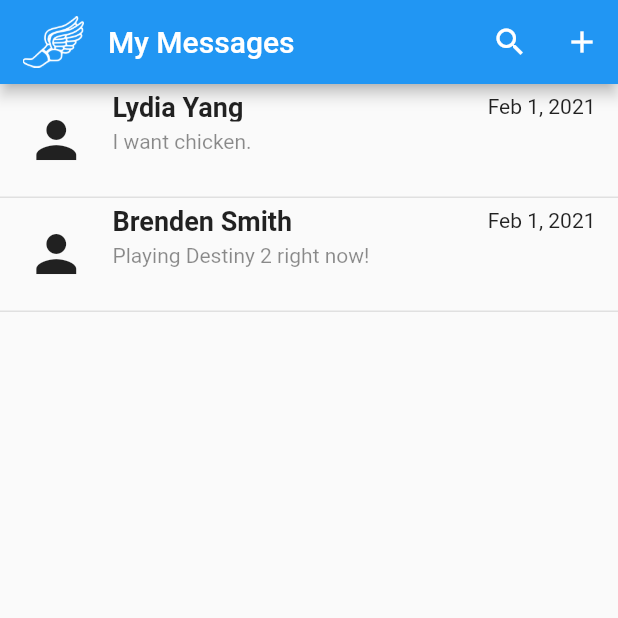
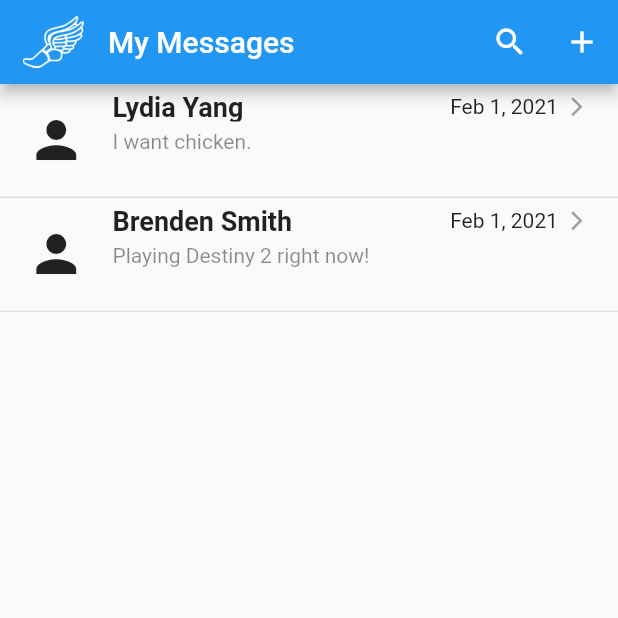
Before and after one commit to danielskjo/Hermes, a Flutter app: the StudentChats screen opened directly, on a phone screen of 412 x 824 dp, the top half of it. Run offline on Flutter 3.47's test engine with Material 2 defaults, Android fonts, the phone set to English and light mode, and no system bars; drawn by our look-alikes of flutter_slidable; our stand-ins replace cloud_firestore, firebase_auth, firebase_core, flutter_spinkit; accounts and stored records are empty.

Commit message:
Aesthetic changes

```diff
--- a/lib/widgets/chat_widget.dart
+++ b/lib/widgets/chat_widget.dart
@@ -115,6 +115,12 @@ class ChatWidgetState extends State<ChatWidget> {
                                     ],
                                   ),
                                 ),
+                                Container(
+                                  padding: const EdgeInsets.only(top: 5),
+                                  height: 25,
+                                  width: 25,
+                                  child: Center(child: Icon(Icons.arrow_forward_ios, color: Colors.grey, size: 15)),
+                                ),
                               ],
                             ),
                             Container(
--- a/lib/widgets/student/my_requests.dart
+++ b/lib/widgets/student/my_requests.dart
@@ -117,6 +117,12 @@ class _MyRequestsState extends State<MyRequests> {
                                     ],
                                   ),
                                 ),
+                                Container(
+                                  padding: const EdgeInsets.only(top: 5),
+                                  height: 25,
+                                  width: 25,
+                                  child: Center(child: Icon(Icons.arrow_forward_ios, color: Colors.grey, size: 15)),
+                                ),
                               ],
                             ),
                             Container(
```
